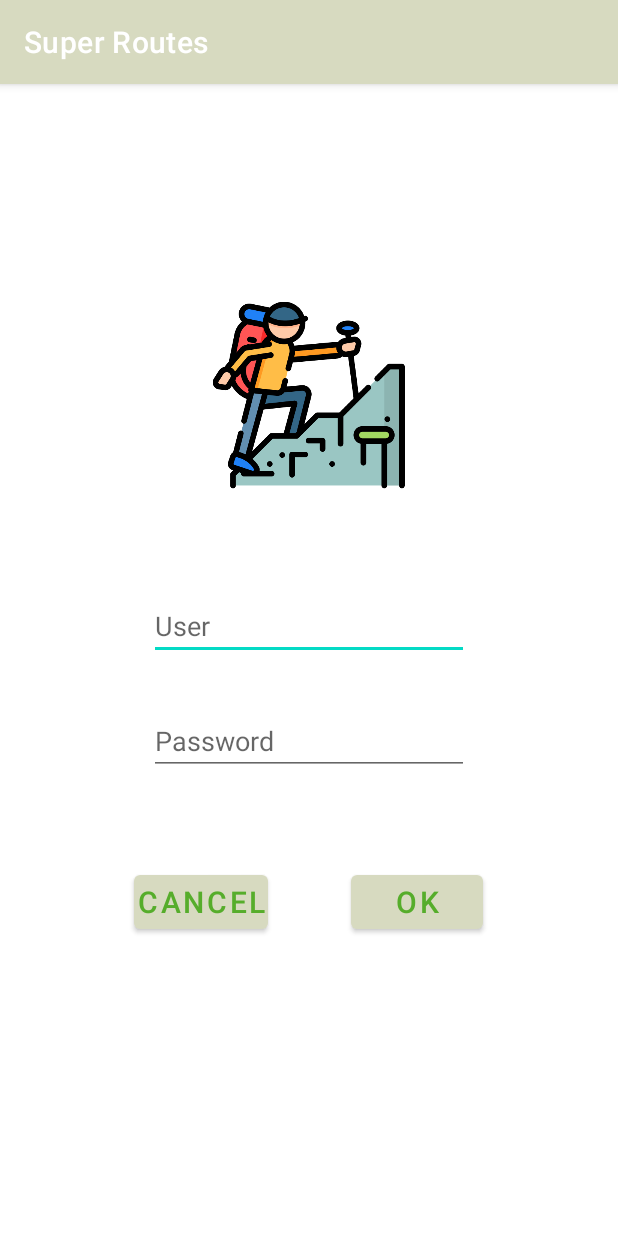
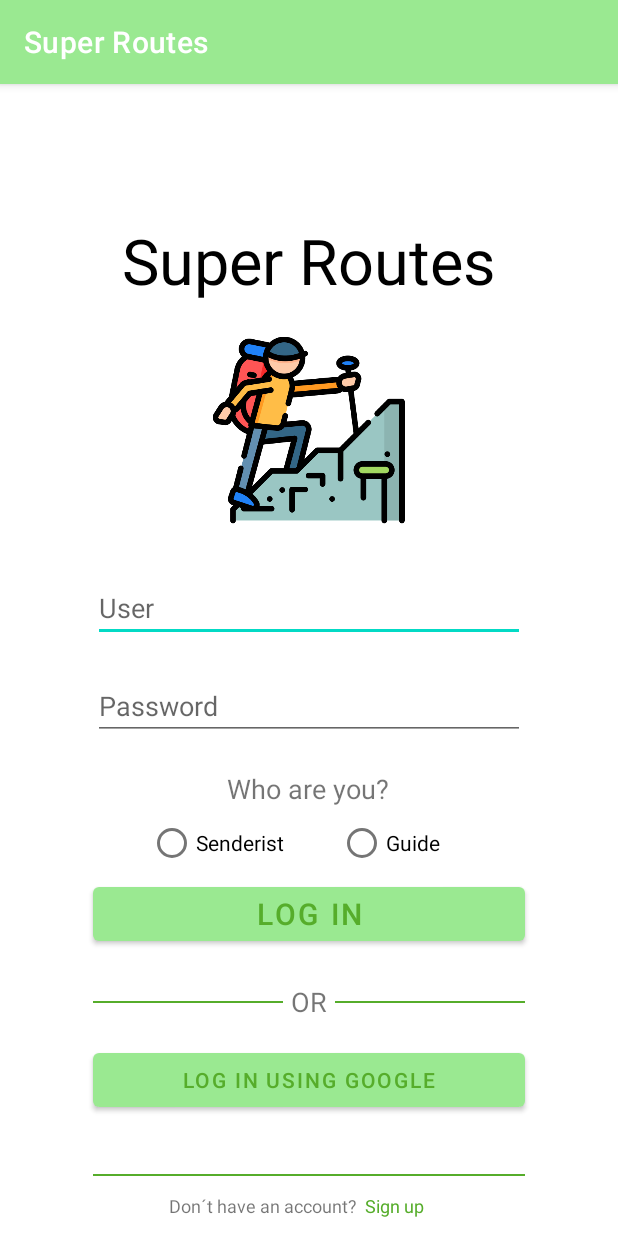
Before and after one commit to JulioEscuderoCuesta/SuperRoutes, an Android app: the screen it shows after launch (MainActivity), on a phone screen of 412 x 824 dp. Run offline under Robolectric (Android 15) with nearby library versions, the phone set to English and light mode, and no system bars.

Commit message:
Cambios en interfaz inicial

```diff
--- a/app/src/main/res/layout/activity_main.xml
+++ b/app/src/main/res/layout/activity_main.xml
@@ -5,6 +5,17 @@
     android:layout_width="match_parent"
     android:layout_height="match_parent"
     tools:context=".MainActivity">
+
+    <TextView
+        android:id="@+id/textView"
+        android:layout_width="wrap_content"
+        android:layout_height="wrap_content"
+        android:text="@string/app_name"
+        android:textSize="42sp"
+        android:textColor="@color/black"
+        app:layout_constraintBottom_toTopOf="@+id/guideline_zero_horizontal"
+        app:layout_constraintEnd_toEndOf="parent"
+        app:layout_constraintStart_toStartOf="parent" />
 
     <ImageView
         android:id="@+id/logo"
@@ -19,11 +30,11 @@
 
     <EditText
         android:id="@+id/user_edit_text"
-        android:layout_width="wrap_content"
+        android:layout_width="0dp"
         android:layout_height="wrap_content"
+        android:ems="12"
         android:hint="@string/user_edit_text_placeholder"
         android:inputType="text"
-        android:ems="10"
         android:textSize="18sp"
         app:layout_constraintBottom_toTopOf="@+id/guideline_second_horizontal"
         app:layout_constraintEnd_toStartOf="@+id/guideline_margin_right"
@@ -32,12 +43,10 @@
 
     <EditText
         android:id="@+id/password_edit_text"
-        android:layout_width="wrap_content"
+        android:layout_width="0dp"
         android:layout_height="wrap_content"
         android:hint="@string/password_edit_text_placeholder"
         android:inputType="textPassword"
-        android:autofillHints="password"
-        android:ems="10"
         android:textSize="18sp"
         app:layout_constraintBottom_toTopOf="@+id/guideline_third_horizontal"
         app:layout_constraintEnd_toStartOf="@+id/guideline_margin_right"
@@ -46,64 +55,149 @@
 
     <Button
         android:id="@+id/button_sing_in"
-        android:layout_width="wrap_content"
+        android:layout_width="0dp"
         android:layout_height="wrap_content"
         android:onClick="sendMessage"
         android:text="@string/text_button_ok"
         android:textSize="20sp"
-        android:gravity="center"
         app:layout_constraintBottom_toTopOf="@+id/guideline_fourth_horizontal"
         app:layout_constraintEnd_toStartOf="@+id/guideline_margin_right"
-        app:layout_constraintStart_toStartOf="@+id/guideline_center_line"
-        app:layout_constraintTop_toTopOf="@+id/guideline_third_horizontal" />
+        app:layout_constraintHorizontal_bias="0.0"
+        app:layout_constraintStart_toStartOf="@+id/guideline_margin_left"
+        app:layout_constraintTop_toBottomOf="@+id/ask_for_role"
+        app:layout_constraintVertical_bias="0.681" />
+
+    <View
+        android:layout_width="0dp"
+        android:layout_height="1dp"
+        android:layout_marginTop="12dp"
+        android:layout_marginLeft="5dp"
+        android:background="@color/nav_white_mode"
+        app:layout_constraintEnd_toStartOf="@+id/guideline_margin_right"
+        app:layout_constraintStart_toEndOf="@+id/textView2"
+        app:layout_constraintTop_toTopOf="@+id/guideline_fourth_horizontal" />
+
+    <TextView
+        android:id="@+id/textView2"
+        android:layout_width="wrap_content"
+        android:layout_height="wrap_content"
+        android:text="OR"
+        android:textSize="18sp"
+        app:layout_constraintEnd_toEndOf="parent"
+        app:layout_constraintStart_toStartOf="parent"
+        app:layout_constraintTop_toBottomOf="@+id/guideline_fourth_horizontal" />
+
+    <View
+        android:layout_width="0dp"
+        android:layout_height="1dp"
+        android:layout_marginTop="12dp"
+        android:layout_marginRight="5dp"
+        android:background="@color/nav_white_mode"
+        app:layout_constraintEnd_toStartOf="@+id/textView2"
+        app:layout_constraintStart_toStartOf="@+id/guideline_margin_left"
+        app:layout_constraintTop_toTopOf="@+id/guideline_fourth_horizontal" />
+
+
+    <RadioButton
+        android:id="@+id/rol_guide"
+        android:layout_width="wrap_content"
+        android:layout_height="wrap_content"
+        android:text="@string/senderist_option"
+        app:layout_constraintBottom_toTopOf="@+id/button_sing_in"
+        app:layout_constraintEnd_toStartOf="@+id/rol_senderist"
+        app:layout_constraintStart_toStartOf="@+id/guideline_margin_left"
+        app:layout_constraintTop_toBottomOf="@+id/ask_for_role" />
+
+    <RadioButton
+        android:id="@+id/rol_senderist"
+        android:layout_width="100dp"
+        android:layout_height="wrap_content"
+        android:text="@string/guide_option"
+        app:layout_constraintBottom_toTopOf="@+id/button_sing_in"
+        app:layout_constraintEnd_toStartOf="@+id/guideline_margin_right"
+        app:layout_constraintHorizontal_bias="0.9"
+        app:layout_constraintStart_toStartOf="parent"
+        app:layout_constraintTop_toBottomOf="@+id/ask_for_role" />
 
     <Button
-        android:id="@+id/button_sign_in_google"
+        android:id="@+id/button_log_in_google"
+        android:layout_width="0dp"
+        android:layout_height="wrap_content"
+        android:layout_marginTop="16dp"
+        android:text="@string/button_sign_in_google"
+        app:layout_constraintEnd_toStartOf="@+id/guideline_margin_right"
+        app:layout_constraintHorizontal_bias="0.0"
+        app:layout_constraintStart_toStartOf="@+id/guideline_margin_left"
+        app:layout_constraintTop_toBottomOf="@+id/textView2" />
+
+    <View
+        android:id="@+id/sign_in_line"
+        android:layout_width="0dp"
+        android:layout_height="1dp"
+        android:layout_marginBottom="40dp"
+        android:background="@color/nav_white_mode"
+        app:layout_constraintBottom_toBottomOf="parent"
+        app:layout_constraintEnd_toStartOf="@+id/guideline_margin_right"
+        app:layout_constraintStart_toStartOf="@+id/guideline_margin_left" />
+
+    <TextView
+        android:id="@+id/ask_no_account_yet"
         android:layout_width="wrap_content"
         android:layout_height="wrap_content"
-        android:text="@string/text_button_cancel"
-        android:textSize="20sp"
-        android:padding="2dp"
-        android:gravity="center"
-        app:layout_constraintBottom_toTopOf="@+id/guideline_fourth_horizontal"
-        app:layout_constraintEnd_toStartOf="@+id/guideline_center_line"
-        app:layout_constraintStart_toStartOf="@+id/guideline_margin_left"
-        app:layout_constraintTop_toTopOf="@+id/guideline_third_horizontal" />
+        android:layout_marginEnd="112dp"
+        android:text="@string/ask_no_account_yet"
+        android:textSize="12sp"
+        app:layout_constraintBottom_toBottomOf="parent"
+        app:layout_constraintEnd_toStartOf="@+id/guideline_margin_right"
+        app:layout_constraintTop_toTopOf="@+id/sign_in_line"
+        app:layout_constraintVertical_bias="0.52" />
+
+    <TextView
+        android:id="@+id/sign_up_text"
+        android:layout_width="wrap_content"
+        android:layout_height="wrap_content"
+        android:layout_marginLeft="5dp"
+        android:text="@string/sign_up_text"
+        android:textColor="@color/nav_white_mode"
+        android:textSize="12sp"
+        app:layout_constraintBottom_toBottomOf="parent"
+        app:layout_constraintStart_toEndOf="@+id/ask_no_account_yet"
+        app:layout_constraintTop_toTopOf="@+id/sign_in_line" />
 
     <androidx.constraintlayout.widget.Guideline
         android:id="@+id/guideline_zero_horizontal"
         android:layout_width="wrap_content"
         android:layout_height="wrap_content"
         android:orientation="horizontal"
-        app:layout_constraintGuide_percent="0.12" />
+        app:layout_constraintGuide_percent="0.19" />
 
     <androidx.constraintlayout.widget.Guideline
         android:id="@+id/guideline_first_horizontal"
         android:layout_width="wrap_content"
         android:layout_height="wrap_content"
         android:orientation="horizontal"
-        app:layout_constraintGuide_percent="0.42" />
+        app:layout_constraintGuide_percent="0.41" />
 
     <androidx.constraintlayout.widget.Guideline
         android:id="@+id/guideline_second_horizontal"
         android:layout_width="wrap_content"
         android:layout_height="wrap_content"
         android:orientation="horizontal"
-        app:layout_constraintGuide_percent="0.52" />
+        app:layout_constraintGuide_percent="0.5" />
 
     <androidx.constraintlayout.widget.Guideline
         android:id="@+id/guideline_third_horizontal"
         android:layout_width="wrap_content"
         android:layout_height="wrap_content"
         android:orientation="horizontal"
-        app:layout_constraintGuide_percent="0.62" />
+        app:layout_constraintGuide_percent="0.58" />
 
     <androidx.constraintlayout.widget.Guideline
         android:id="@+id/guideline_fourth_horizontal"
         android:layout_width="wrap_content"
         android:layout_height="wrap_content"
         android:orientation="horizontal"
-        app:layout_constraintGuide_percent="0.80" />
+        app:layout_constraintGuide_percent="0.78" />
 
     <androidx.constraintlayout.widget.Guideline
         android:id="@+id/guideline_margin_left"
@@ -119,10 +213,16 @@
         android:orientation="vertical"
         app:layout_constraintGuide_percent="0.85" />
 
-    <androidx.constraintlayout.widget.Guideline
-        android:id="@+id/guideline_center_line"
+    <TextView
+        android:id="@+id/ask_for_role"
         android:layout_width="wrap_content"
         android:layout_height="wrap_content"
-        android:orientation="vertical"
-        app:layout_constraintGuide_percent="0.50" />
+        android:layout_marginTop="20dp"
+        android:text="@string/ask_for_role"
+        android:textSize="18sp"
+        app:layout_constraintEnd_toStartOf="@+id/guideline_margin_right"
+        app:layout_constraintHorizontal_bias="0.496"
+        app:layout_constraintStart_toStartOf="@+id/guideline_margin_left"
+        app:layout_constraintTop_toBottomOf="@+id/password_edit_text" />
+
 </androidx.constraintlayout.widget.ConstraintLayout>
--- a/app/src/main/res/values/colors.xml
+++ b/app/src/main/res/values/colors.xml
@@ -10,7 +10,7 @@
     <color name="green_login">#81B622</color>
 
     App colors
-    <color name="green_gray_white_mode">#D7DAC0</color>
+    <color name="green_gray_white_mode">#9AE991</color>
     <color name="nav_white_mode">#56AD2B</color>
 
     <drawable name="item_selected_gray">#C3C2C3</drawable>
--- a/app/src/main/res/values/strings.xml
+++ b/app/src/main/res/values/strings.xml
@@ -6,8 +6,13 @@
     <string name="title_sing_in">Super routes</string>
     <string name="user_edit_text_placeholder">User</string>
     <string name="password_edit_text_placeholder">Password</string>
-    <string name="text_button_ok">Ok</string>
-    <string name="text_button_cancel">Cancel</string>
+    <string name="ask_for_role">Who are you?</string>
+    <string name="guide_option">Guide</string>
+    <string name="senderist_option">Senderist</string>
+    <string name="text_button_ok">Log in</string>
+    <string name="button_sign_in_google">Log in using Google</string>
+    <string name="ask_no_account_yet">Don´t have an account?</string>
+    <string name="sign_up_text">Sign up</string>
 
     Strings in routes activity
     <string name="select_route_button">Pick!</string>
```
